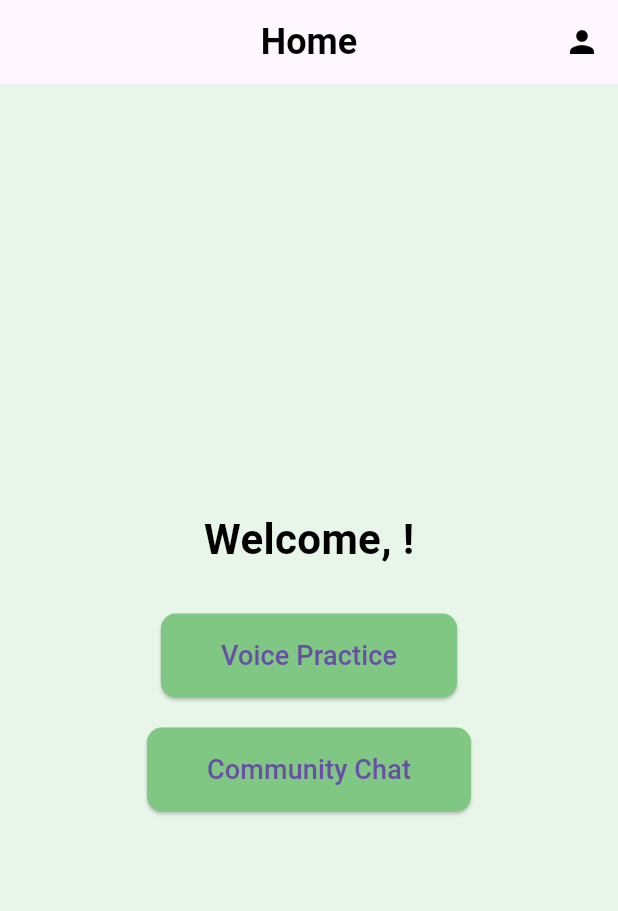
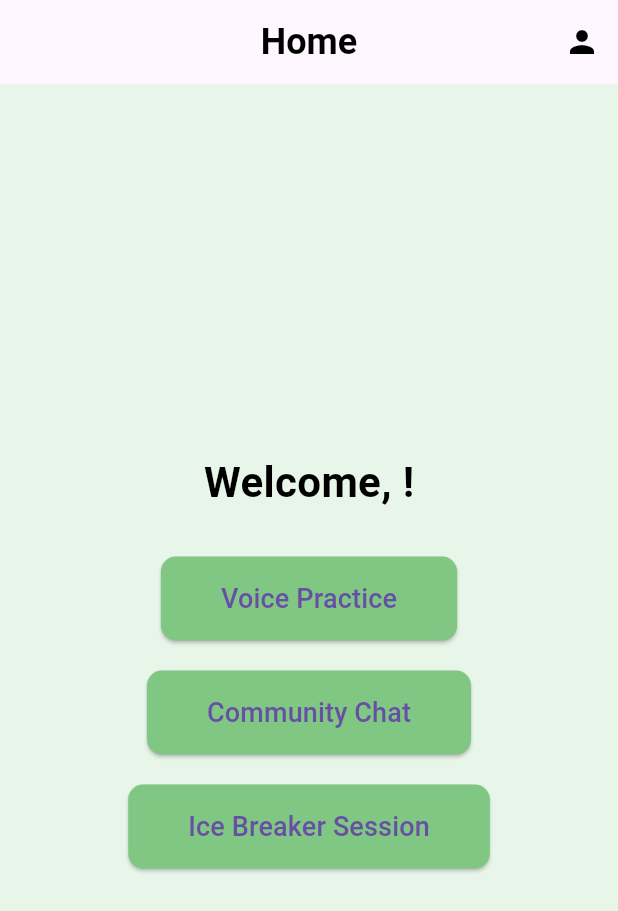
Before and after one commit to saarujan-ui/flutter_project, a Flutter app: the screen it shows after launch, after a tap on "Log In", on a phone screen of 412 x 824 dp. Shown: the top 911 px of the screen. Run offline on Flutter 3.47's test engine with Material 3 defaults, Android fonts, the phone set to English and light mode, and no system bars.

Commit message:
edit the ice breaker page and connect

```diff
--- a/lib/MyHomePage.dart
+++ b/lib/MyHomePage.dart
@@ -2,6 +2,7 @@ import 'package:flutter/material.dart';
 import 'profile_screen.dart';  // Import the profile screen
 import 'voice_practice_screen.dart';  // Import the voice practice screen
 import 'community_chat_screen.dart';  // Import the community chat screen
+import 'ice_breaker_screen.dart';  // Import the Ice Breaker screen
 import 'models/user.dart';  // Import the User model
 
 class HomeScreen extends StatelessWidget {
@@ -93,6 +94,28 @@ class HomeScreen extends StatelessWidget {
                 backgroundColor: Colors.green.shade300,
               ),
             ),
+            SizedBox(height: 20),
+            ElevatedButton(
+              onPressed: () {
+                Navigator.push(
+                  context,
+                  MaterialPageRoute(
+                    builder: (context) => IceBreakerScreen(userName: user.name),
+                  ),
+                );
+              },
+              child: Text(
+                'Ice Breaker Session',
+                style: TextStyle(fontSize: 18),
+              ),
+              style: ElevatedButton.styleFrom(
+                padding: EdgeInsets.symmetric(horizontal: 40, vertical: 15),
+                shape: RoundedRectangleBorder(
+                  borderRadius: BorderRadius.circular(10),
+                ),
+                backgroundColor: Colors.green.shade300,
+              ),
+            ),
           ],
         ),
       ),
```
Also changed, not shown: lib/ice_breaker_screen.dart (+103 -0 lines).
